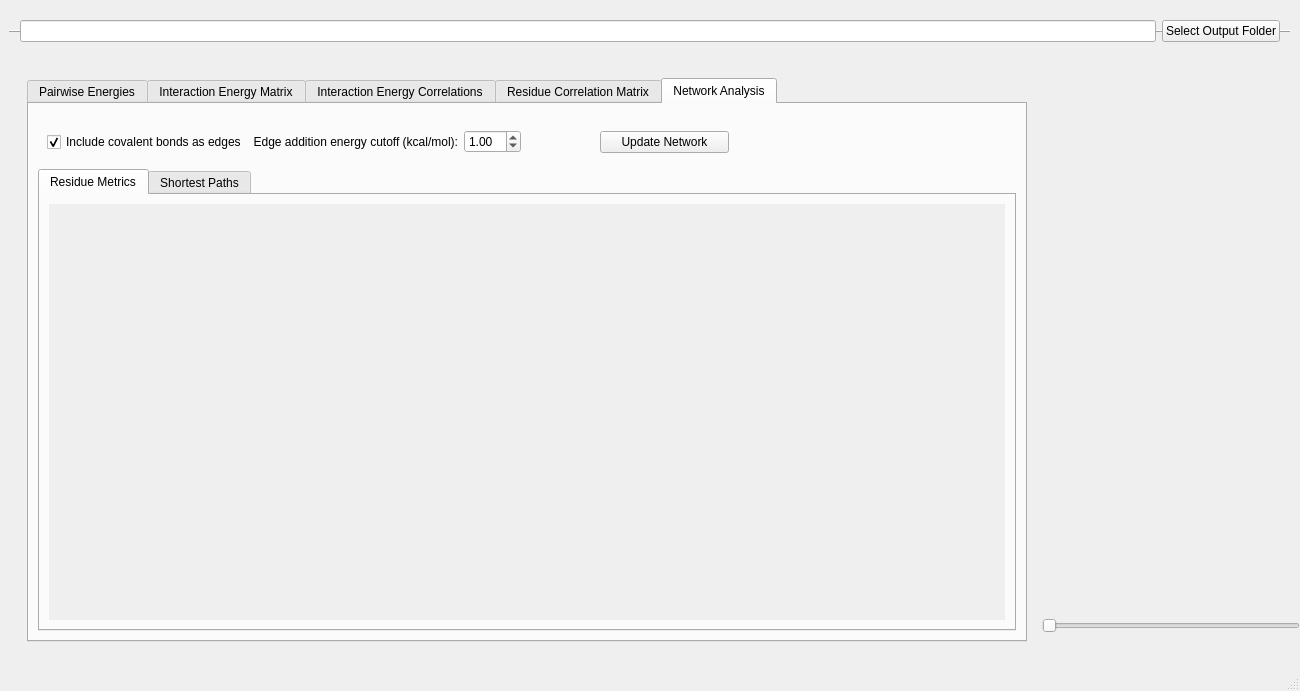
First picture: the form in source/resultsGUI.ui, repository osercinoglu/grinn, before the edit.
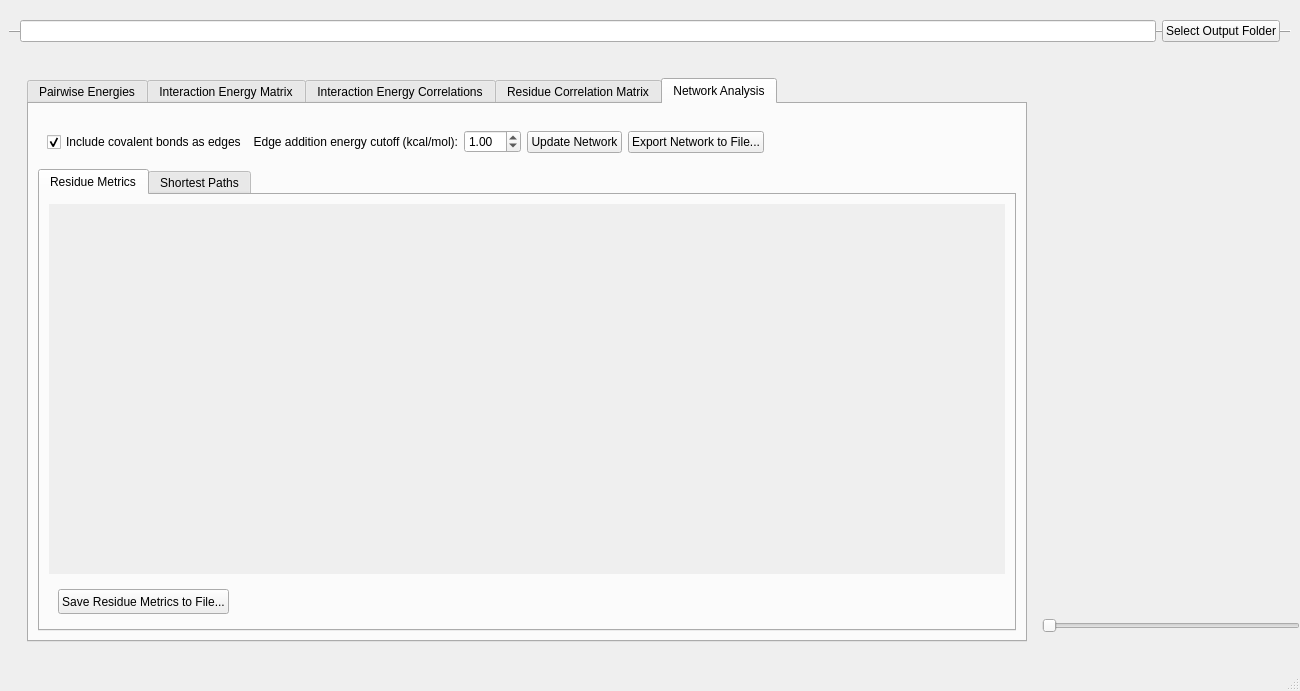
Second picture: the form after the edit. The open tabs and pages were chosen to show the change. Icons and pictures are not drawn.

Commit message: Implemented a network export feature.

```diff
--- a/source/resultsGUI.ui
+++ b/source/resultsGUI.ui
@@ -553,6 +553,13 @@
                    </property>
                   </widget>
                  </item>
+                 <item>
+                  <widget class="QPushButton" name="pushButton_exportNetwork">
+                   <property name="text">
+                    <string>Export Network to File...</string>
+                   </property>
+                  </widget>
+                 </item>
                 </layout>
                 <zorder>label_3</zorder>
                 <zorder>doubleSpinBox_nwIntEnCutoff</zorder>
@@ -638,6 +645,49 @@
                     </widget>
                    </widget>
                   </item>
+                  <item alignment="Qt::AlignLeft|Qt::AlignVCenter">
+                   <widget class="QFrame" name="frame_2">
+                    <property name="minimumSize">
+                     <size>
+                      <width>0</width>
+                      <height>40</height>
+                     </size>
+                    </property>
+                    <property name="maximumSize">
+                     <size>
+                      <width>16777215</width>
+                      <height>40</height>
+                     </size>
+                    </property>
+                    <property name="frameShape">
+                     <enum>QFrame::NoFrame</enum>
+                    </property>
+                    <property name="frameShadow">
+                     <enum>QFrame::Plain</enum>
+                    </property>
+                    <layout class="QHBoxLayout" name="horizontalLayout_9">
+                     <item>
+                      <widget class="QPushButton" name="pushButton_saveResidueMetrics">
+                       <property name="minimumSize">
+                        <size>
+                         <width>0</width>
+                         <height>25</height>
+                        </size>
+                       </property>
+                       <property name="maximumSize">
+                        <size>
+                         <width>250</width>
+                         <height>16777215</height>
+                        </size>
+                       </property>
+                       <property name="text">
+                        <string>Save Residue Metrics to File...</string>
+                       </property>
+                      </widget>
+                     </item>
+                    </layout>
+                   </widget>
+                  </item>
                  </layout>
                 </widget>
                 <widget class="QWidget" name="tab_ShortestPaths">
```
Left out of the diff: 9 changed lines with no effect on the pictures. The commit also changes 2 other files.
